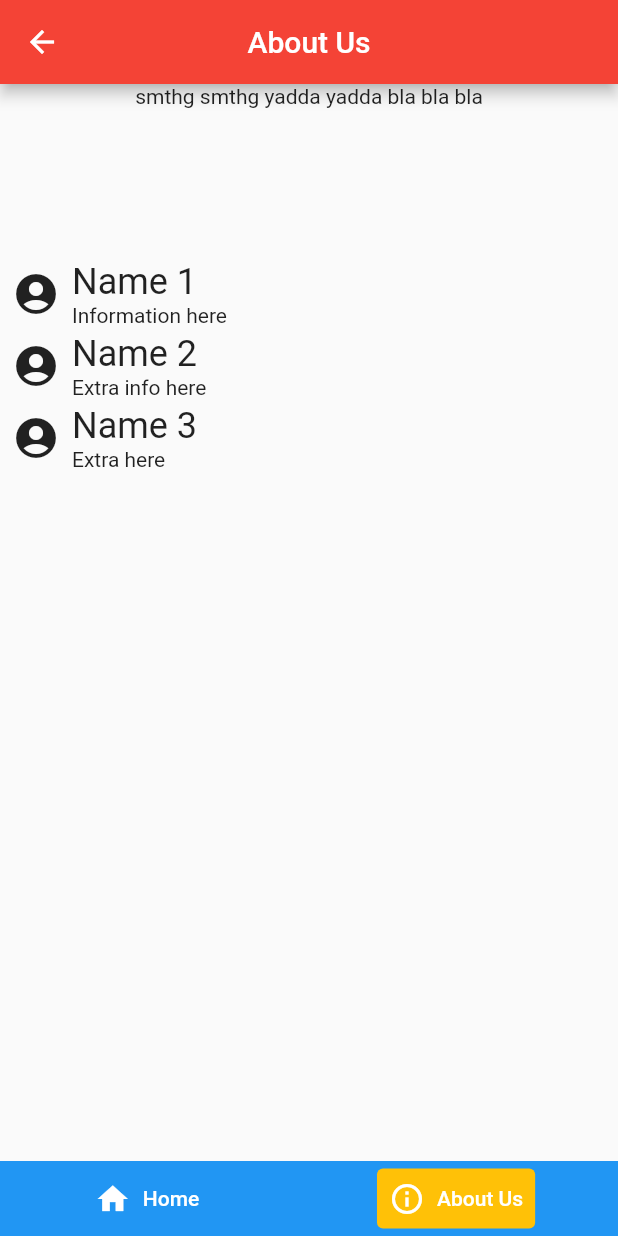
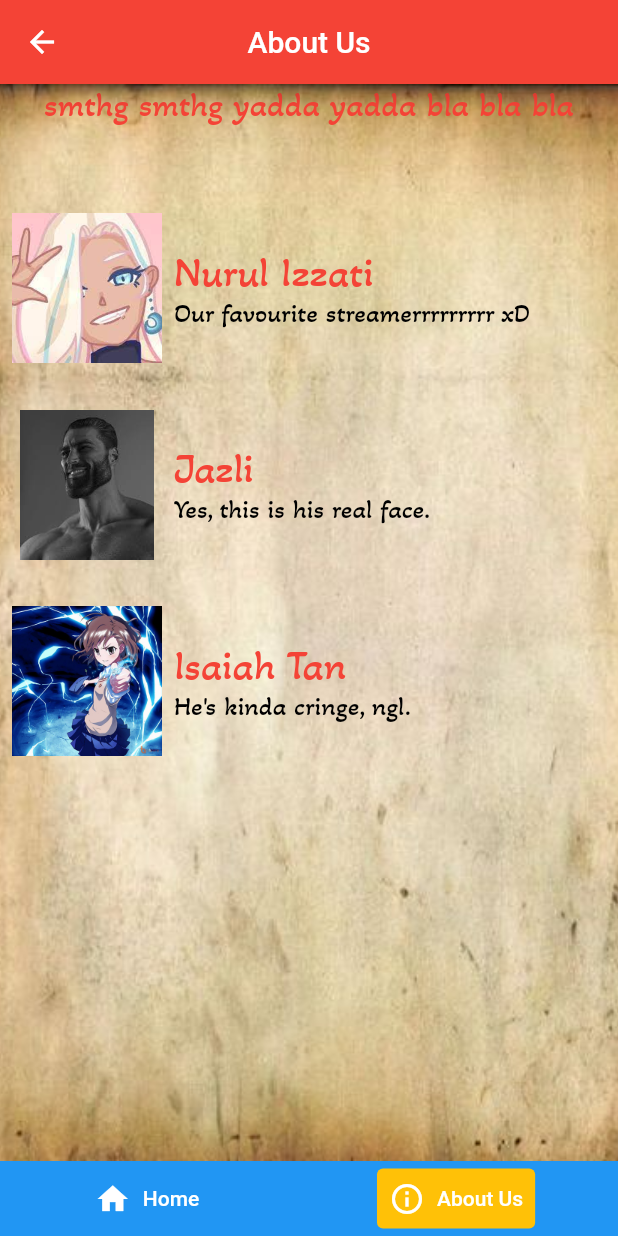
Before and after one commit to izT-1213/mobdev-harry-potter, a Flutter app: the screen it shows after launch, after a tap on "About Us", on a phone screen of 412 x 824 dp. Run offline on Flutter 3.47's test engine with Material 2 defaults, Android fonts, the phone set to English and light mode, and no system bars; our stand-ins replace flutter_bloc; network calls fail.

Commit message:
decorated fonts and images

```diff
--- /dev/null
+++ b/lib/fonts/akaya_teliviga.dart
@@ -0,0 +1,22 @@
+import 'package:flutter/material.dart';
+
+import 'package:flutter/material.dart';
+
+class AkayaTelivigala extends TextStyle {
+  final Color color;
+  final FontWeight fontWeight;
+  final double size;
+  final String fontFamily;
+
+  const AkayaTelivigala({
+    required this.color,
+    required this.size,
+    this.fontWeight = FontWeight.w400,
+    this.fontFamily = 'AkayaTelivigala',
+  })  : super(
+        color: color,
+        fontWeight: fontWeight,
+        fontSize: size,
+        fontFamily: fontFamily,
+      );
+}
--- a/lib/pages/about_us.dart
+++ b/lib/pages/about_us.dart
@@ -1,5 +1,6 @@
 import 'package:flutter/material.dart';
 
+import '../fonts/akaya_teliviga.dart';
 import 'bottom_navbar.dart';
 
 class AboutUs extends StatelessWidget {
@@ -12,15 +13,23 @@ class AboutUs extends StatelessWidget {
         title: const Text("About Us"),
         centerTitle: true,
       ),
-      body: Column(
+      body: Container(
+        constraints: BoxConstraints.expand(),
+        decoration: const BoxDecoration(
+          image: DecorationImage(
+              image: AssetImage("assets/images/background.jpeg"),
+              fit: BoxFit.cover),
+        ),
+        child: Column(
           // mainAxisAlignment: MainAxisAlignment.spaceAround,
           crossAxisAlignment: CrossAxisAlignment.start,
           children: [
             const Center(
-            child: Text("smthg smthg yadda yadda bla bla bla"),
+              child: Text("smthg smthg yadda yadda bla bla bla",
+                style: AkayaTelivigala(color: Colors.red, size: 23,),),
             ),
             const SizedBox(
-            height: 100,
+              height: 50,
             ), //Just for space between two rows
             Column(
               // mainAxisAlignment: MainAxisAlignment.spaceAround,
@@ -28,57 +37,78 @@ class AboutUs extends StatelessWidget {
               children: [
                 Row(
                   children: [
-                  const Padding(
-                    padding: EdgeInsets.all(8.0),
-                    child: Icon(Icons.account_circle, size: 32),
+                    Padding(
+                      padding: const EdgeInsets.all(8.0),
+                      child: Image.asset(
+                        'assets/images/rn_tea.jpeg',
+                        width: 100.0,
+                        height: 100.0,
+                      ),
                     ),
                     Column(
                       mainAxisSize: MainAxisSize.min,
                       crossAxisAlignment: CrossAxisAlignment.start,
-                    children: [
+                      children: const [
                         Text(
-                        'Name 1',
-                        style: Theme.of(context).textTheme.headline5,
+                          'Nurul Izzati',
+                          style: AkayaTelivigala(color: Colors.red, size: 28,),
                         ),
-                      const Text('Information here'),
+                        Text('Our favourite streamerrrrrrrrr xD',
+                          style: AkayaTelivigala(color: Colors.black, size: 18,),),
                       ],
                     ),
                   ],
                 ),
+                const SizedBox(
+                  height: 15,
+                ),
                 Row(
                   children: [
-                  const Padding(
+                    Padding(
                       padding: EdgeInsets.all(8.0),
-                    child: Icon(Icons.account_circle, size: 32),
+                        child: Image.asset(
+                          'assets/images/gigachad.jpeg',
+                          width: 100.0,
+                          height: 100.0,
+                        ),
                     ),
                     Column(
                       mainAxisSize: MainAxisSize.min,
                       crossAxisAlignment: CrossAxisAlignment.start,
-                    children: [
+                      children: const [
                         Text(
-                        'Name 2',
-                        style: Theme.of(context).textTheme.headline5,
+                          'Jazli',
+                          style: AkayaTelivigala(color: Colors.red, size: 28,),
                         ),
-                      const Text('Extra info here'),
+                        Text('Yes, this is his real face.',
+                            style: AkayaTelivigala(color: Colors.black, size: 18,)),
                       ],
                     ),
                   ],
                 ),
+                const SizedBox(
+                  height: 15,
+                ),
                 Row(
                   children: [
-                  const Padding(
+                     Padding(
                       padding: EdgeInsets.all(8.0),
-                    child: Icon(Icons.account_circle, size: 32),
+                        child: Image.asset(
+                          'assets/images/waifu.jpeg',
+                          width: 100.0,
+                          height: 100.0,
+                        ),
                     ),
                     Column(
                       mainAxisSize: MainAxisSize.min,
                       crossAxisAlignment: CrossAxisAlignment.start,
-                    children: [
+                      children: const [
                         Text(
-                        'Name 3',
-                        style: Theme.of(context).textTheme.headline5,
+                          'Isaiah Tan',
+                          style: AkayaTelivigala(color: Colors.red, size: 28,),
                         ),
-                      const Text('Extra here'),
+                        Text("He's kinda cringe, ngl.",
+                            style: AkayaTelivigala(color: Colors.black, size: 18,)),
                       ],
                     ),
                   ],
@@ -87,7 +117,11 @@ class AboutUs extends StatelessWidget {
             ),
           ],
         ),
-      bottomNavigationBar: Navbar(isHome: false, isAboutUs: true,),
+      ),
+      bottomNavigationBar: Navbar(
+        isHome: false,
+        isAboutUs: true,
+      ),
     );
   }
 }
--- a/lib/pages/homepage.dart
+++ b/lib/pages/homepage.dart
@@ -1,4 +1,5 @@
 import 'package:flutter/material.dart';
+import 'package:harry_potter_mobdev_hackathon/fonts/akaya_teliviga.dart';
 import 'package:harry_potter_mobdev_hackathon/pages/about_us.dart';
 import 'package:harry_potter_mobdev_hackathon/pages/bottom_navbar.dart';
 
@@ -18,35 +19,36 @@ class _MyHomePageState extends State<MyHomePage> {
   Widget build(BuildContext context) {
     return Scaffold(
       appBar: AppBar(
-        title: Text('Harry Potter Almanac'),
+        title: const Text('Harry Potter Almanac'),
       ),
-      body: SingleChildScrollView(
+      body: Container(
+        constraints: BoxConstraints.expand(),
+        decoration: const BoxDecoration(
+          image: DecorationImage(
+              image: AssetImage("assets/images/background.jpeg"),
+              fit: BoxFit.cover),
+        ),
+        child: SingleChildScrollView(
           child: Column(mainAxisAlignment: MainAxisAlignment.start, children: [
             const SizedBox(
               width: 20.0,
               height: 30.0,
             ),
-          Text(
+            const Text(
               'Welcome to Harry Potter Wizardly App',
-            style: TextStyle(
-                color: Colors.red,
-                fontSize: 23.0,
-                fontFamily: 'Akaya Telivigala'),
+              style: AkayaTelivigala(color: Colors.red, size: 23,)
             ),
             const SizedBox(
               width: 20.0,
               height: 20.0,
             ),
             Container(
-            padding: EdgeInsets.all(20.0),
+              padding: const EdgeInsets.all(20.0),
               child: Column(
                 children: [
-                Text(
+                  const Text(
                     'Get to know to your favourite Harry Potter characters here in our app. See below & choose your favourite Harry Potter houses! ',
-                  style: TextStyle(
-                      color: Colors.red,
-                      fontSize: 18.0,
-                      fontFamily: 'Akaya Telivigala'),
+                    style: AkayaTelivigala(color: Colors.red, size: 18,),
                   ),
                   const SizedBox(
                     width: 60.0,
@@ -57,12 +59,10 @@ class _MyHomePageState extends State<MyHomePage> {
                       image: NetworkImage(
                           'https://1000logos.net/wp-content/uploads/2021/11/Gryffindor-Logo.png'),
                     ),
-
                     const SizedBox(
                       width: 20.0,
                       height: 20.0,
                     ),
-
                     Row(
                       mainAxisAlignment: MainAxisAlignment.center,
                       children: [
@@ -72,22 +72,18 @@ class _MyHomePageState extends State<MyHomePage> {
                         ),
                       ],
                     ),
-
                     const SizedBox(
                       width: 60.0,
                       height: 60.0,
                     ),
-
                     const Image(
                       image: NetworkImage(
                           'https://www.logolynx.com/images/logolynx/53/5390e974544de6279c4d9cb6253e3a2c.jpeg'),
                     ),
-
                     const SizedBox(
                       width: 20.0,
                       height: 20.0,
                     ),
-
                     Row(
                       mainAxisAlignment: MainAxisAlignment.center,
                       children: [
@@ -97,15 +93,17 @@ class _MyHomePageState extends State<MyHomePage> {
                         ),
                       ],
                     ),
-
-
                   ]),
                 ],
               ),
             )
           ]),
         ),
-      bottomNavigationBar: Navbar(isHome: true, isAboutUs: false,),
+      ),
+      bottomNavigationBar: Navbar(
+        isHome: true,
+        isAboutUs: false,
+      ),
     );
   }
 }
```
Also changed, not shown: lib/pages/bottom_navbar.dart (+0 -58 lines), pubspec.yaml (+6 -1 lines), assets/images/background.jpeg (added), assets/images/background.jpg (added), assets/images/gigachad.jpeg (added), assets/images/rn_tea.jpeg (added), assets/images/waifu.jpeg (added). Lines whose indentation alone changed are shown as unchanged.
